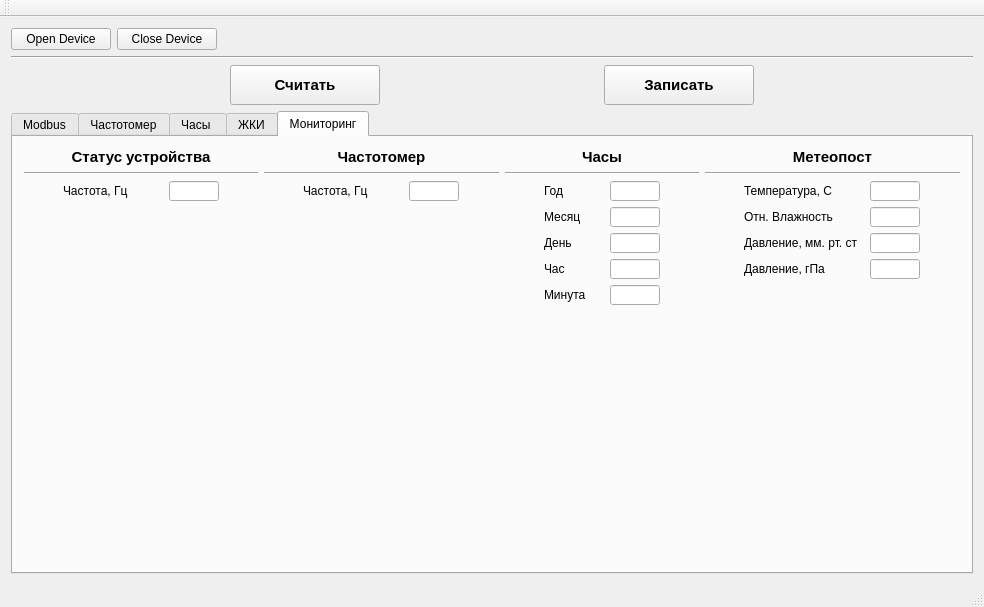
Goodjamp/informPConfigurator, file informPConfigurator/mainwindow.ui: the form before one commit.
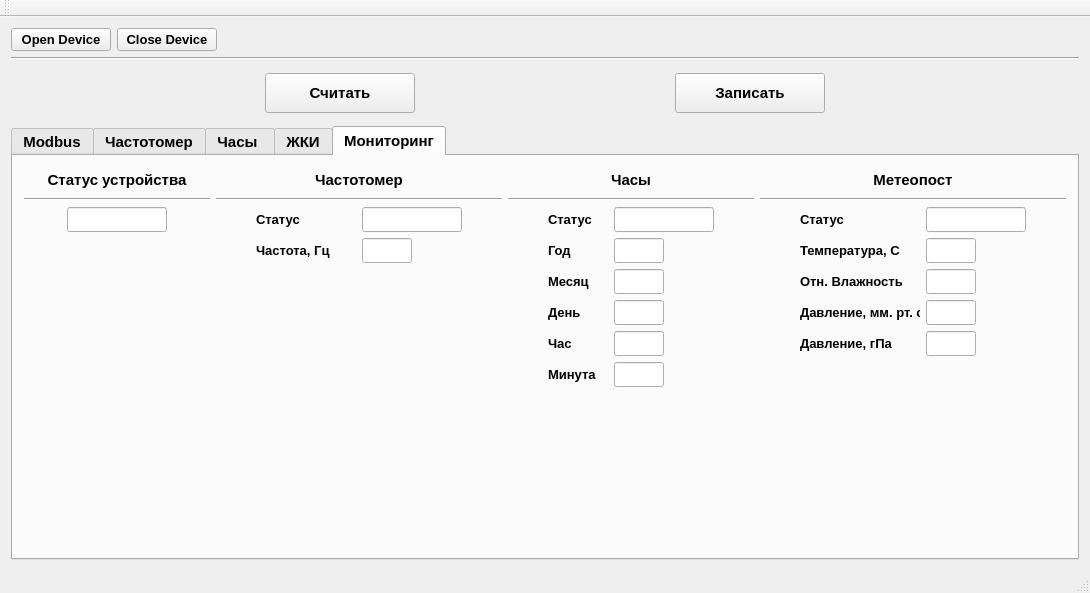
The form after the commit. The open tabs and pages were chosen to show the change.

What changed in the file:
```diff
--- a/informPConfigurator/mainwindow.ui
+++ b/informPConfigurator/mainwindow.ui
@@ -6,8 +6,8 @@
    <rect>
     <x>0</x>
     <y>0</y>
-    <width>984</width>
-    <height>607</height>
+    <width>1090</width>
+    <height>593</height>
    </rect>
   </property>
   <property name="windowTitle">
@@ -33,6 +33,13 @@
             <height>16777215</height>
            </size>
           </property>
+          <property name="font">
+           <font>
+            <pointsize>10</pointsize>
+            <weight>75</weight>
+            <bold>true</bold>
+           </font>
+          </property>
           <property name="text">
            <string>Open Device</string>
           </property>
@@ -52,6 +59,13 @@
             <height>16777215</height>
            </size>
           </property>
+          <property name="font">
+           <font>
+            <pointsize>10</pointsize>
+            <weight>75</weight>
+            <bold>true</bold>
+           </font>
+          </property>
           <property name="text">
            <string>Close Device</string>
           </property>
@@ -81,6 +95,12 @@
       </item>
       <item>
        <layout class="QHBoxLayout" name="horizontalLayout_10">
+        <property name="topMargin">
+         <number>7</number>
+        </property>
+        <property name="bottomMargin">
+         <number>7</number>
+        </property>
         <item>
          <spacer name="horizontalSpacer_6">
           <property name="orientation">
@@ -188,6 +208,13 @@
           <height>2000</height>
          </size>
         </property>
+        <property name="font">
+         <font>
+          <pointsize>11</pointsize>
+          <weight>75</weight>
+          <bold>true</bold>
+         </font>
+        </property>
         <property name="currentIndex">
          <number>3</number>
         </property>
@@ -471,17 +498,17 @@
              </widget>
             </item>
             <item>
-             <widget class="QLineEdit" name="lineEditFrqMeteringStatus">
+             <widget class="QComboBox" name="comboBoxFrqMeteringState">
               <property name="minimumSize">
                <size>
-                <width>80</width>
-                <height>20</height>
+                <width>100</width>
+                <height>25</height>
                </size>
               </property>
               <property name="maximumSize">
                <size>
-                <width>80</width>
-                <height>20</height>
+                <width>100</width>
+                <height>25</height>
                </size>
               </property>
              </widget>
@@ -614,17 +641,17 @@
              </widget>
             </item>
             <item>
-             <widget class="QLineEdit" name="lineEditClockStatus">
+             <widget class="QComboBox" name="comboBoxClockState">
               <property name="minimumSize">
                <size>
-                <width>80</width>
-                <height>20</height>
+                <width>100</width>
+                <height>25</height>
                </size>
               </property>
               <property name="maximumSize">
                <size>
-                <width>80</width>
-                <height>20</height>
+                <width>100</width>
+                <height>2025</height>
                </size>
               </property>
              </widget>
@@ -997,6 +1024,18 @@
            <layout class="QVBoxLayout" name="verticalLayout_8">
             <item>
              <widget class="QLabel" name="label_25">
+              <property name="minimumSize">
+               <size>
+                <width>0</width>
+                <height>25</height>
+               </size>
+              </property>
+              <property name="maximumSize">
+               <size>
+                <width>16777215</width>
+                <height>25</height>
+               </size>
+              </property>
               <property name="font">
                <font>
                 <pointsize>11</pointsize>
@@ -1021,7 +1060,7 @@
             </item>
             <item>
              <layout class="QGridLayout" name="gridLayout_4">
-              <item row="0" column="3">
+              <item row="0" column="2">
                <spacer name="horizontalSpacer_21">
                 <property name="orientation">
                  <enum>Qt::Horizontal</enum>
@@ -1034,44 +1073,6 @@
                 </property>
                </spacer>
               </item>
-              <item row="0" column="1">
-               <widget class="QLabel" name="label_26">
-                <property name="minimumSize">
-                 <size>
-                  <width>100</width>
-                  <height>20</height>
-                 </size>
-                </property>
-                <property name="maximumSize">
-                 <size>
-                  <width>20000</width>
-                  <height>20</height>
-                 </size>
-                </property>
-                <property name="text">
-                 <string>Частота, Гц</string>
-                </property>
-               </widget>
-              </item>
-              <item row="0" column="2">
-               <widget class="QLineEdit" name="lineEdit_11">
-                <property name="minimumSize">
-                 <size>
-                  <width>50</width>
-                  <height>20</height>
-                 </size>
-                </property>
-                <property name="maximumSize">
-                 <size>
-                  <width>50</width>
-                  <height>20</height>
-                 </size>
-                </property>
-                <property name="readOnly">
-                 <bool>true</bool>
-                </property>
-               </widget>
-              </item>
               <item row="0" column="0">
                <spacer name="horizontalSpacer_22">
                 <property name="orientation">
@@ -1085,6 +1086,25 @@
                 </property>
                </spacer>
               </item>
+              <item row="0" column="1">
+               <widget class="QLineEdit" name="lineEditDevStatus">
+                <property name="minimumSize">
+                 <size>
+                  <width>100</width>
+                  <height>25</height>
+                 </size>
+                </property>
+                <property name="maximumSize">
+                 <size>
+                  <width>100</width>
+                  <height>25</height>
+                 </size>
+                </property>
+                <property name="readOnly">
+                 <bool>true</bool>
+                </property>
+               </widget>
+              </item>
              </layout>
             </item>
             <item>
@@ -1106,6 +1126,18 @@
            <layout class="QVBoxLayout" name="verticalLayout_7">
             <item>
              <widget class="QLabel" name="label">
+              <property name="minimumSize">
+               <size>
+                <width>0</width>
+                <height>25</height>
+               </size>
+              </property>
+              <property name="maximumSize">
+               <size>
+                <width>16777215</width>
+                <height>25</height>
+               </size>
+              </property>
               <property name="font">
                <font>
                 <pointsize>11</pointsize>
@@ -1130,61 +1162,33 @@
             </item>
             <item>
              <layout class="QGridLayout" name="gridLayout">
-              <item row="0" column="3">
-               <spacer name="horizontalSpacer_14">
-                <property name="orientation">
-                 <enum>Qt::Horizontal</enum>
-                </property>
-                <property name="sizeHint" stdset="0">
-                 <size>
-                  <width>40</width>
-                  <height>20</height>
-                 </size>
-                </property>
-               </spacer>
-              </item>
-              <item row="0" column="1">
+              <item row="1" column="1">
                <widget class="QLabel" name="label_15">
                 <property name="minimumSize">
                  <size>
                   <width>100</width>
-                  <height>20</height>
+                  <height>25</height>
                  </size>
                 </property>
                 <property name="maximumSize">
                  <size>
                   <width>20000</width>
-                  <height>20</height>
+                  <height>25</height>
                  </size>
                 </property>
+                <property name="font">
+                 <font>
+                  <pointsize>10</pointsize>
+                  <weight>75</weight>
+                  <bold>true</bold>
+                 </font>
+                </property>
                 <property name="text">
                  <string>Частота, Гц</string>
                 </property>
                </widget>
               </item>
-              <item row="0" column="2">
-               <widget class="QLineEdit" name="lineEdit">
-                <property name="minimumSize">
-                 <size>
-                  <width>50</width>
-                  <height>20</height>
-                 </size>
-                </property>
-                <property name="maximumSize">
-                 <size>
-                  <width>50</width>
-                  <height>20</height>
-                 </size>
-                </property>
-                <property name="alignment">
-                 <set>Qt::AlignRight|Qt::AlignTrailing|Qt::AlignVCenter</set>
-                </property>
-                <property name="readOnly">
-                 <bool>true</bool>
-                </property>
-               </widget>
-              </item>
-              <item row="0" column="0">
+              <item row="1" column="0">
                <spacer name="horizontalSpacer_18">
                 <property name="orientation">
                  <enum>Qt::Horizontal</enum>
@@ -1197,6 +1201,88 @@
                 </property>
                </spacer>
               </item>
+              <item row="1" column="3">
+               <spacer name="horizontalSpacer_14">
+                <property name="orientation">
+                 <enum>Qt::Horizontal</enum>
+                </property>
+                <property name="sizeHint" stdset="0">
+                 <size>
+                  <width>40</width>
+                  <height>20</height>
+                 </size>
+                </property>
+               </spacer>
+              </item>
+              <item row="1" column="2">
+               <widget class="QLineEdit" name="lineEditFrqMeteringFrq">
+                <property name="minimumSize">
+                 <size>
+                  <width>50</width>
+                  <height>25</height>
+                 </size>
+                </property>
+                <property name="maximumSize">
+                 <size>
+                  <width>50</width>
+                  <height>25</height>
+                 </size>
+                </property>
+                <property name="font">
+                 <font>
+                  <pointsize>10</pointsize>
+                  <weight>75</weight>
+                  <bold>true</bold>
+                 </font>
+                </property>
+                <property name="alignment">
+                 <set>Qt::AlignRight|Qt::AlignTrailing|Qt::AlignVCenter</set>
+                </property>
+                <property name="readOnly">
+                 <bool>true</bool>
+                </property>
+               </widget>
+              </item>
+              <item row="0" column="1">
+               <widget class="QLabel" name="label_27">
+                <property name="minimumSize">
+                 <size>
+                  <width>0</width>
+                  <height>25</height>
+                 </size>
+                </property>
+                <property name="maximumSize">
+                 <size>
+                  <width>16777215</width>
+                  <height>25</height>
+                 </size>
+                </property>
+                <property name="font">
+                 <font>
+                  <pointsize>10</pointsize>
+                 </font>
+                </property>
+                <property name="text">
+                 <string>Статус</string>
+                </property>
+               </widget>
+              </item>
+              <item row="0" column="2">
+               <widget class="QLineEdit" name="lineEditFrqMeteringStatus">
+                <property name="minimumSize">
+                 <size>
+                  <width>100</width>
+                  <height>25</height>
+                 </size>
+                </property>
+                <property name="maximumSize">
+                 <size>
+                  <width>100</width>
+                  <height>25</height>
+                 </size>
+                </property>
+               </widget>
+              </item>
              </layout>
             </item>
             <item>
@@ -1218,6 +1304,18 @@
            <layout class="QVBoxLayout" name="verticalLayout_10">
             <item>
              <widget class="QLabel" name="label_16">
+              <property name="minimumSize">
+               <size>
+                <width>0</width>
+                <height>25</height>
+               </size>
+              </property>
+              <property name="maximumSize">
+               <size>
+                <width>16777215</width>
+                <height>25</height>
+               </size>
+              </property>
               <property name="font">
                <font>
                 <pointsize>11</pointsize>
@@ -1242,29 +1340,20 @@
             </item>
             <item>
              <layout class="QGridLayout" name="gridLayout_2">
-              <item row="1" column="2">
-               <widget class="QLineEdit" name="lineEdit_7">
-                <property name="minimumSize">
-                 <size>
-                  <width>50</width>
-                  <height>20</height>
-                 </size>
+              <item row="1" column="0">
+               <spacer name="horizontalSpacer_19">
+                <property name="orientation">
+                 <enum>Qt::Horizontal</enum>
                 </property>
-                <property name="maximumSize">
+                <property name="sizeHint" stdset="0">
                  <size>
-                  <width>50</width>
+                  <width>40</width>
                   <height>20</height>
                  </size>
                 </property>
-                <property name="alignment">
-                 <set>Qt::AlignRight|Qt::AlignTrailing|Qt::AlignVCenter</set>
-                </property>
-                <property name="readOnly">
-                 <bool>true</bool>
-                </property>
-               </widget>
+               </spacer>
               </item>
-              <item row="0" column="3">
+              <item row="1" column="3">
                <spacer name="horizontalSpacer_15">
                 <property name="orientation">
                  <enum>Qt::Horizontal</enum>
@@ -1282,37 +1371,22 @@
                 <property name="minimumSize">
                  <size>
                   <width>50</width>
-                  <height>20</height>
+                  <height>25</height>
                  </size>
                 </property>
                 <property name="maximumSize">
                  <size>
                   <width>50</width>
-                  <height>20</height>
+                  <height>25</height>
                  </size>
                 </property>
-                <property name="alignment">
-                 <set>Qt::AlignRight|Qt::AlignTrailing|Qt::AlignVCenter</set>
+                <property name="font">
+                 <font>
+                  <pointsize>10</pointsize>
+                  <weight>75</weight>
+                  <bold>true</bold>
+                 </font>
                 </property>
-                <property name="readOnly">
-                 <bool>true</bool>
-                </property>
-               </widget>
-              </item>
-              <item row="3" column="2">
-               <widget class="QLineEdit" name="lineEdit_9">
-                <property name="minimumSize">
-                 <size>
-                  <width>50</width>
-                  <height>20</height>
-                 </size>
-                </property>
-                <property name="maximumSize">
-                 <size>
-                  <width>50</width>
-                  <height>20</height>
-                 </size>
-                </property>
                 <property name="alignment">
                  <set>Qt::AlignRight|Qt::AlignTrailing|Qt::AlignVCenter</set>
                 </property>
@@ -1321,157 +1395,300 @@
                 </property>
                </widget>
               </item>
-              <item row="3" column="1">
-               <widget class="QLabel" name="label_23">
-                <property name="minimumSize">
-                 <size>
-                  <width>60</width>
-                  <height>20</height>
-                 </size>
-                </property>
-                <property name="maximumSize">
-                 <size>
-                  <width>60</width>
-                  <height>20</height>
-                 </size>
-                </property>
-                <property name="text">
-                 <string>Час</string>
-                </property>
-               </widget>
-              </item>
-              <item row="4" column="2">
-               <widget class="QLineEdit" name="lineEdit_10">
-                <property name="minimumSize">
-                 <size>
-                  <width>50</width>
-                  <height>20</height>
-                 </size>
-                </property>
-                <property name="maximumSize">
-                 <size>
-                  <width>50</width>
-                  <height>20</height>
-                 </size>
-                </property>
-                <property name="alignment">
-                 <set>Qt::AlignRight|Qt::AlignTrailing|Qt::AlignVCenter</set>
-                </property>
-                <property name="readOnly">
-                 <bool>true</bool>
-                </property>
-               </widget>
-              </item>
-              <item row="4" column="1">
+              <item row="5" column="1">
                <widget class="QLabel" name="label_24">
                 <property name="minimumSize">
                  <size>
                   <width>60</width>
-                  <height>20</height>
+                  <height>25</height>
                  </size>
                 </property>
                 <property name="maximumSize">
                  <size>
                   <width>60</width>
-                  <height>20</height>
+                  <height>25</height>
                  </size>
                 </property>
+                <property name="font">
+                 <font>
+                  <pointsize>10</pointsize>
+                  <weight>75</weight>
+                  <bold>true</bold>
+                 </font>
+                </property>
                 <property name="text">
                  <string>Минута</string>
                 </property>
                </widget>
               </item>
-              <item row="1" column="1">
+              <item row="3" column="2">
+               <widget class="QLineEdit" name="lineEditClockRezDay">
+                <property name="minimumSize">
+                 <size>
+                  <width>50</width>
+                  <height>25</height>
+                 </size>
+                </property>
+                <property name="maximumSize">
+                 <size>
+                  <width>50</width>
+                  <height>25</height>
+                 </size>
+                </property>
+                <property name="font">
+                 <font>
+                  <pointsize>10</pointsize>
+                  <weight>75</weight>
+                  <bold>true</bold>
+                 </font>
+                </property>
+                <property name="alignment">
+                 <set>Qt::AlignRight|Qt::AlignTrailing|Qt::AlignVCenter</set>
+                </property>
+                <property name="readOnly">
+                 <bool>true</bool>
+                </property>
+               </widget>
+              </item>
+              <item row="4" column="2">
+               <widget class="QLineEdit" name="lineEditClockRezHour">
+                <property name="minimumSize">
+                 <size>
+                  <width>50</width>
+                  <height>25</height>
+                 </size>
+                </property>
+                <property name="maximumSize">
+                 <size>
+                  <width>50</width>
+                  <height>25</height>
+                 </size>
+                </property>
+                <property name="font">
+                 <font>
+                  <pointsize>10</pointsize>
+                  <weight>75</weight>
+                  <bold>true</bold>
+                 </font>
+                </property>
+                <property name="alignment">
+                 <set>Qt::AlignRight|Qt::AlignTrailing|Qt::AlignVCenter</set>
+                </property>
+                <property name="readOnly">
+                 <bool>true</bool>
+                </property>
+               </widget>
+              </item>
+              <item row="5" column="2">
+               <widget class="QLineEdit" name="lineEditClockRezMinutes">
+                <property name="minimumSize">
+                 <size>
+                  <width>50</width>
+                  <height>25</height>
+                 </size>
+                </property>
+                <property name="maximumSize">
+                 <size>
+                  <width>50</width>
+                  <height>25</height>
+                 </size>
+                </property>
+                <property name="font">
+                 <font>
+                  <pointsize>10</pointsize>
+                  <weight>75</weight>
+                  <bold>true</bold>
+                 </font>
+                </property>
+                <property name="alignment">
+                 <set>Qt::AlignRight|Qt::AlignTrailing|Qt::AlignVCenter</set>
+                </property>
+                <property name="readOnly">
+                 <bool>true</bool>
+                </property>
+               </widget>
+              </item>
+              <item row="4" column="1">
+               <widget class="QLabel" name="label_23">
+                <property name="minimumSize">
+                 <size>
+                  <width>60</width>
+                  <height>25</height>
+                 </size>
+                </property>
+                <property name="maximumSize">
+                 <size>
+                  <width>60</width>
+                  <height>25</height>
+                 </size>
+                </property>
+                <property name="font">
+                 <font>
+                  <pointsize>10</pointsize>
+                  <weight>75</weight>
+                  <bold>true</bold>
+                 </font>
+                </property>
+                <property name="text">
+                 <string>Час</string>
+                </property>
+               </widget>
+              </item>
+              <item row="2" column="1">
                <widget class="QLabel" name="label_21">
                 <property name="minimumSize">
                  <size>
                   <width>60</width>
-                  <height>20</height>
+                  <height>25</height>
                  </size>
                 </property>
                 <property name="maximumSize">
                  <size>
                   <width>60</width>
-                  <height>20</height>
+                  <height>25</height>
                  </size>
                 </property>
+                <property name="font">
+                 <font>
+                  <pointsize>10</pointsize>
+                  <weight>75</weight>
+                  <bold>true</bold>
+                 </font>
+                </property>
                 <property name="text">
                  <string>Месяц</string>
                 </property>
                </widget>
               </item>
-              <item row="0" column="1">
-               <widget class="QLabel" name="label_17">
-                <property name="minimumSize">
-                 <size>
-                  <width>60</width>
-                  <height>20</height>
-                 </size>
-                </property>
-                <property name="maximumSize">
-                 <size>
-                  <width>60</width>
-                  <height>20</height>
-                 </size>
-                </property>
-                <property name="text">
-                 <string>Год</string>
-                </property>
-               </widget>
-              </item>
-              <item row="0" column="2">
-               <widget class="QLineEdit" name="lineEdit_2">
-                <property name="minimumSize">
-                 <size>
-                  <width>50</width>
-                  <height>20</height>
-                 </size>
-                </property>
-                <property name="maximumSize">
-                 <size>
-                  <width>50</width>
-                  <height>20</height>
-                 </size>
-                </property>
-                <property name="alignment">
-                 <set>Qt::AlignRight|Qt::AlignTrailing|Qt::AlignVCenter</set>
-                </property>
-                <property name="readOnly">
-                 <bool>true</bool>
-                </property>
-               </widget>
-              </item>
-              <item row="2" column="1">
+              <item row="3" column="1">
                <widget class="QLabel" name="label_22">
                 <property name="minimumSize">
                  <size>
                   <width>60</width>
-                  <height>20</height>
+                  <height>25</height>
                  </size>
                 </property>
                 <property name="maximumSize">
                  <size>
                   <width>60</width>
-                  <height>20</height>
+                  <height>25</height>
                  </size>
                 </property>
+                <property name="font">
+                 <font>
+                  <pointsize>10</pointsize>
+                  <weight>75</weight>
+                  <bold>true</bold>
+                 </font>
+                </property>
                 <property name="text">
                  <string>День </string>
                 </property>
                </widget>
               </item>
-              <item row="0" column="0">
-               <spacer name="horizontalSpacer_19">
-                <property name="orientation">
-                 <enum>Qt::Horizontal</enum>
+              <item row="1" column="2">
+               <widget class="QLineEdit" name="lineEditClockRezYear">
+                <property name="minimumSize">
+                 <size>
+                  <width>50</width>
+                  <height>25</height>
+                 </size>
                 </property>
-                <property name="sizeHint" stdset="0">
+                <property name="maximumSize">
                  <size>
-                  <width>40</width>
-                  <height>20</height>
+                  <width>50</width>
+                  <height>25</height>
                  </size>
                 </property>
-               </spacer>
+                <property name="font">
+                 <font>
+                  <pointsize>10</pointsize>
+                  <weight>75</weight>
+                  <bold>true</bold>
+                 </font>
+                </property>
+                <property name="alignment">
+                 <set>Qt::AlignRight|Qt::AlignTrailing|Qt::AlignVCenter</set>
+                </property>
+                <property name="readOnly">
+                 <bool>true</bool>
+                </property>
+               </widget>
+              </item>
+              <item row="1" column="1">
+               <widget class="QLabel" name="label_17">
+                <property name="minimumSize">
+                 <size>
+                  <width>60</width>
+                  <height>25</height>
+                 </size>
+                </property>
+                <property name="maximumSize">
+                 <size>
+                  <width>60</width>
+                  <height>25</height>
+                 </size>
+                </property>
+                <property name="font">
+                 <font>
+                  <pointsize>10</pointsize>
+                  <weight>75</weight>
+                  <bold>true</bold>
+                 </font>
+                </property>
+                <property name="text">
+                 <string>Год</string>
+                </property>
+               </widget>
+              </item>
+              <item row="0" column="1">
+               <widget class="QLabel" name="label_2">
+                <property name="minimumSize">
+                 <size>
+                  <width>60</width>
+                  <height>25</height>
+                 </size>
+                </property>
+                <property name="maximumSize">
+                 <size>
+                  <width>60</width>
+                  <height>25</height>
+                 </size>
+                </property>
+                <property name="font">
+                 <font>
+                  <pointsize>10</pointsize>
+                  <weight>75</weight>
+                  <bold>true</bold>
+                 </font>
+                </property>
+                <property name="text">
+                 <string>Статус</string>
+                </property>
+               </widget>
+              </item>
+              <item row="0" column="2">
+               <widget class="QLineEdit" name="lineEditClockStatus">
+                <property name="minimumSize">
+                 <size>
+                  <width>100</width>
+                  <height>25</height>
+                 </size>
+                </property>
+                <property name="maximumSize">
+                 <size>
+                  <width>100</width>
+                  <height>25</height>
+                 </size>
+                </property>
+                <property name="font">
+                 <font>
+                  <pointsize>10</pointsize>
+                  <weight>75</weight>
+                  <bold>true</bold>
+                 </font>
+                </property>
+               </widget>
               </item>
              </layout>
             </item>
@@ -1494,6 +1711,18 @@
            <layout class="QVBoxLayout" name="verticalLayout_11">
             <item>
              <widget class="QLabel" name="label_18">
+              <property name="minimumSize">
+               <size>
+                <width>0</width>
+                <height>25</height>
+               </size>
+              </property>
+              <property name="maximumSize">
+               <size>
+                <width>16777215</width>
+                <height>25</height>
+               </size>
+              </property>
               <property name="font">
                <font>
                 <pointsize>11</pointsize>
@@ -1518,7 +1747,7 @@
             </item>
             <item>
              <layout class="QGridLayout" name="gridLayout_3">
-              <item row="0" column="3">
+              <item row="1" column="3">
                <spacer name="horizontalSpacer_17">
                 <property name="orientation">
                  <enum>Qt::Horizontal</enum>
@@ -1531,41 +1760,55 @@
                 </property>
                </spacer>
               </item>
+              <item row="4" column="2">
+               <widget class="QLineEdit" name="lineEditMeteoRezhPa">
+                <property name="minimumSize">
+                 <size>
+                  <width>50</width>
+                  <height>25</height>
+                 </size>
+                </property>
+                <property name="maximumSize">
+                 <size>
+                  <width>50</width>
+                  <height>25</height>
+                 </size>
+                </property>
+                <property name="font">
+                 <font>
+                  <pointsize>10</pointsize>
+                  <weight>75</weight>
+                  <bold>true</bold>
+                 </font>
+                </property>
+                <property name="alignment">
+                 <set>Qt::AlignRight|Qt::AlignTrailing|Qt::AlignVCenter</set>
+                </property>
+                <property name="readOnly">
+                 <bool>true</bool>
+                </property>
+               </widget>
+              </item>
               <item row="3" column="2">
                <widget class="QLineEdit" name="lineEdit_6">
                 <property name="minimumSize">
                  <size>
                   <width>50</width>
-                  <height>20</height>
+                  <height>25</height>
                  </size>
                 </property>
                 <property name="maximumSize">
                  <size>
                   <width>50</width>
-                  <height>20</height>
+                  <height>25</height>
                  </size>
                 </property>
-                <property name="alignment">
-                 <set>Qt::AlignRight|Qt::AlignTrailing|Qt::AlignVCenter</set>
-                </property>
-                <property name="readOnly">
-                 <bool>true</bool>
-                </property>
-               </widget>
-              </item>
-              <item row="2" column="2">
-               <widget class="QLineEdit" name="lineEdit_5">
-                <property name="minimumSize">
-                 <size>
-                  <width>50</width>
-                  <height>20</height>
-                 </size>
-                </property>
-                <property name="maximumSize">
-                 <size>
-                  <width>50</width>
-                  <height>20</height>
-                 </size>
+                <property name="font">
+                 <font>
+                  <pointsize>10</pointsize>
+                  <weight>75</weight>
+                  <bold>true</bold>
+                 </font>
                 </property>
                 <property name="alignment">
                  <set>Qt::AlignRight|Qt::AlignTrailing|Qt::AlignVCenter</set>
@@ -1576,38 +1819,78 @@
                </widget>
               </item>
               <item row="2" column="1">
+               <widget class="QLabel" name="label_4">
+                <property name="minimumSize">
+                 <size>
+                  <width>120</width>
+                  <height>25</height>
+                 </size>
+                </property>
+                <property name="maximumSize">
+                 <size>
+                  <width>120</width>
+                  <height>25</height>
+                 </size>
+                </property>
+                <property name="font">
+                 <font>
+                  <pointsize>10</pointsize>
+                  <weight>75</weight>
+                  <bold>true</bold>
+                 </font>
+                </property>
+                <property name="text">
+                 <string>Отн. Влажность</string>
+                </property>
+               </widget>
+              </item>
+              <item row="3" column="1">
                <widget class="QLabel" name="label_14">
                 <property name="minimumSize">
                  <size>
                   <width>120</width>
-                  <height>20</height>
+                  <height>25</height>
                  </size>
                 </property>
                 <property name="maximumSize">
                  <size>
                   <width>120</width>
-                  <height>20</height>
+                  <height>25</height>
                  </size>
                 </property>
+                <property name="font">
+                 <font>
+                  <pointsize>10</pointsize>
+                  <weight>75</weight>
+                  <bold>true</bold>
+                 </font>
+                </property>
                 <property name="text">
                  <string>Давление, мм. рт. ст</string>
                 </property>
                </widget>
               </item>
-              <item row="1" column="2">
-               <widget class="QLineEdit" name="lineEdit_4">
+              <item row="2" column="2">
+               <widget class="QLineEdit" name="lineEditMeteoRezHumidity">
                 <property name="minimumSize">
                  <size>
                   <width>50</width>
-                  <height>20</height>
+                  <height>25</height>
                  </size>
                 </property>
                 <property name="maximumSize">
                  <size>
                   <width>50</width>
-                  <height>20</height>
+                  <height>25</height>
                  </size>
                 </property>
+                <property name="font">
+                 <font>
+                  <pointsize>10</pointsize>
+                  <weight>75</weight>
+                  <bold>true</bold>
+                 </font>
+                </property>
                 <property name="alignment">
                  <set>Qt::AlignRight|Qt::AlignTrailing|Qt::AlignVCenter</set>
                 </property>
@@ -1616,77 +1899,79 @@
                 </property>
                </widget>
               </item>
-              <item row="3" column="1">
+              <item row="4" column="1">
                <widget class="QLabel" name="label_20">
                 <property name="minimumSize">
                  <size>
                   <width>120</width>
-                  <height>20</height>
+                  <height>25</height>
                  </size>
                 </property>
                 <property name="maximumSize">
                  <size>
                   <width>120</width>
-                  <height>20</height>
+                  <height>25</height>
                  </size>
                 </property>
+                <property name="font">
+                 <font>
+                  <pointsize>10</pointsize>
+                  <weight>75</weight>
+                  <bold>true</bold>
+                 </font>
+                </property>
                 <property name="text">
                  <string>Давление, гПа</string>
                 </property>
                </widget>
               </item>
               <item row="1" column="1">
-               <widget class="QLabel" name="label_4">
-                <property name="minimumSize">
-                 <size>
-                  <width>120</width>
-                  <height>20</height>
-                 </size>
-                </property>
-                <property name="maximumSize">
-                 <size>
-                  <width>120</width>
-                  <height>20</height>
-                 </size>
-                </property>
-                <property name="text">
-                 <string>Отн. Влажность</string>
-                </property>
-               </widget>
-              </item>
-              <item row="0" column="1">
                <widget class="QLabel" name="label_19">
                 <property name="minimumSize">
                  <size>
                   <width>120</width>
-                  <height>20</height>
+                  <height>25</height>
                  </size>
                 </property>
                 <property name="maximumSize">
                  <size>
                   <width>120</width>
-                  <height>20</height>
+                  <height>25</height>
                  </size>
                 </property>
+                <property name="font">
+                 <font>
+                  <pointsize>10</pointsize>
+                  <weight>75</weight>
+                  <bold>true</bold>
+                 </font>
+                </property>
                 <property name="text">
                  <string>Температура, С</string>
                 </property>
                </widget>
               </item>
-              <item row="0" column="2">
-               <widget class="QLineEdit" name="lineEdit_3">
+              <item row="1" column="2">
+               <widget class="QLineEdit" name="lineEditMeteoRezTemperature">
                 <property name="minimumSize">
                  <size>
                   <width>50</width>
-                  <height>20</height>
+                  <height>25</height>
                  </size>
                 </property>
                 <property name="maximumSize">
                  <size>
                   <width>50</width>
-                  <height>20</height>
+                  <height>25</height>
                  </size>
                 </property>
+                <property name="font">
+                 <font>
+                  <pointsize>10</pointsize>
+                  <weight>75</weight>
+                  <bold>true</bold>
+                 </font>
+                </property>
                 <property name="alignment">
                  <set>Qt::AlignRight|Qt::AlignTrailing|Qt::AlignVCenter</set>
                 </property>
@@ -1695,7 +1980,7 @@
                 </property>
                </widget>
               </item>
-              <item row="0" column="0">
+              <item row="1" column="0">
                <spacer name="horizontalSpacer_20">
                 <property name="orientation">
                  <enum>Qt::Horizontal</enum>
@@ -1708,6 +1993,48 @@
                 </property>
                </spacer>
               </item>
+              <item row="0" column="1">
+               <widget class="QLabel" name="label_26">
+                <property name="minimumSize">
+                 <size>
+                  <width>0</width>
+                  <height>25</height>
+                 </size>
+                </property>
+                <property name="maximumSize">
+                 <size>
+                  <width>16777215</width>
+                  <height>25</height>
+                 </size>
+                </property>
+                <property name="font">
+                 <font>
+                  <pointsize>10</pointsize>
+                  <weight>75</weight>
+                  <bold>true</bold>
+                 </font>
+                </property>
+                <property name="text">
+                 <string>Статус</string>
+                </property>
+               </widget>
+              </item>
+              <item row="0" column="2">
+               <widget class="QLineEdit" name="lineEditMeteoStatus">
+                <property name="minimumSize">
+                 <size>
+                  <width>100</width>
+                  <height>25</height>
+                 </size>
+                </property>
+                <property name="maximumSize">
+                 <size>
+                  <width>100</width>
+                  <height>25</height>
+                 </size>
+                </property>
+               </widget>
+              </item>
              </layout>
             </item>
             <item>
```
Left out of the diff: 422 changed lines with no effect on the pictures.
